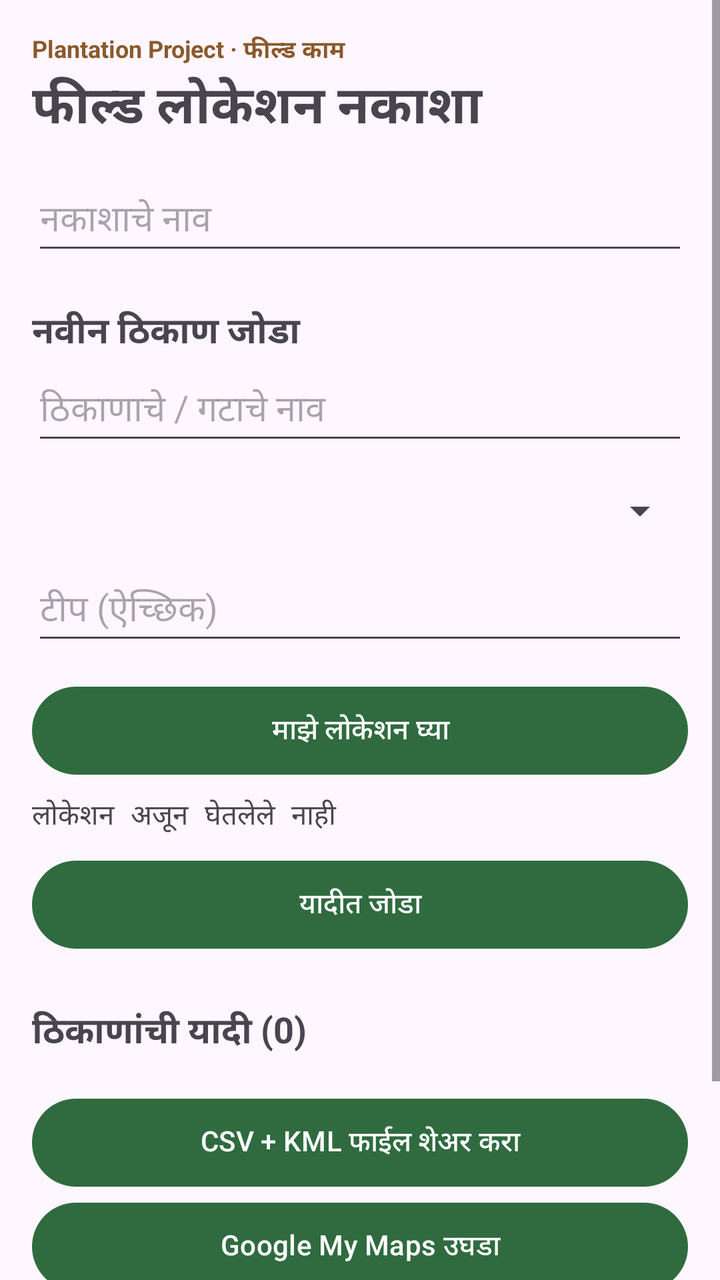
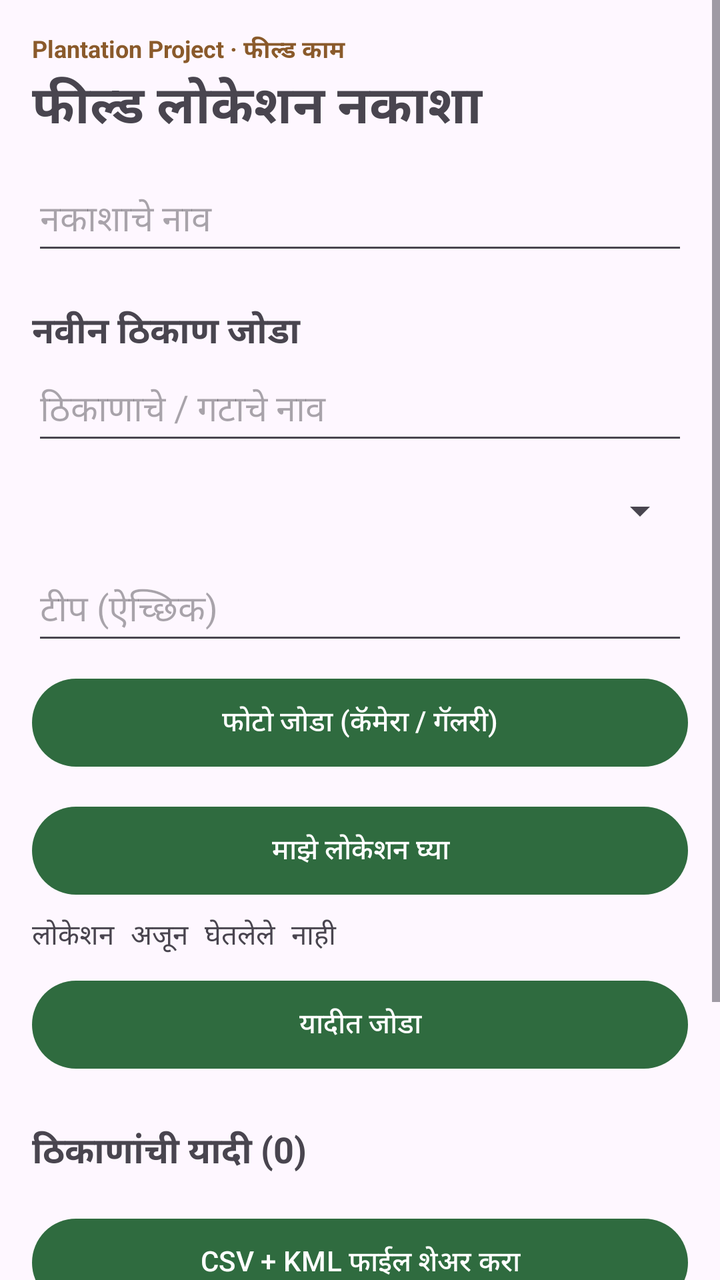

The first picture is an Android layout as it rendered before a commit; the second is the same layout after the commit. The layout source and the unified diff follow.
<!-- AndroidManifest.xml: application theme Theme.FieldMap -->
<!-- res/layout/activity_main.xml -->
<?xml version="1.0" encoding="utf-8"?>
<ScrollView xmlns:android="http://schemas.android.com/apk/res/android"
    android:layout_width="match_parent"
    android:layout_height="match_parent"
    android:fillViewport="true">

    <LinearLayout
        android:layout_width="match_parent"
        android:layout_height="wrap_content"
        android:orientation="vertical"
        android:padding="16dp">

        <TextView
            android:layout_width="wrap_content"
            android:layout_height="wrap_content"
            android:text="Plantation Project · फील्ड काम"
            android:textSize="12sp"
            android:textStyle="bold"
            android:textColor="#8A5A2B" />

        <TextView
            android:layout_width="match_parent"
            android:layout_height="wrap_content"
            android:text="फील्ड लोकेशन नकाशा"
            android:textSize="26sp"
            android:textStyle="bold" />

        <EditText
            android:id="@+id/etMapName"
            android:layout_width="match_parent"
            android:layout_height="wrap_content"
            android:layout_marginTop="12dp"
            android:hint="नकाशाचे नाव"
            android:inputType="text"
            android:minHeight="48dp" />

        <TextView
            android:layout_width="match_parent"
            android:layout_height="wrap_content"
            android:layout_marginTop="20dp"
            android:text="नवीन ठिकाण जोडा"
            android:textSize="18sp"
            android:textStyle="bold" />

        <EditText
            android:id="@+id/etName"
            android:layout_width="match_parent"
            android:layout_height="wrap_content"
            android:hint="ठिकाणाचे / गटाचे नाव"
            android:inputType="textCapSentences"
            android:minHeight="48dp" />

        <Spinner
            android:id="@+id/spCat"
            android:layout_width="match_parent"
            android:layout_height="wrap_content"
            android:layout_marginTop="4dp"
            android:minHeight="48dp" />

        <EditText
            android:id="@+id/etNote"
            android:layout_width="match_parent"
            android:layout_height="wrap_content"
            android:hint="टीप (ऐच्छिक)"
            android:inputType="textMultiLine|textCapSentences"
            android:minHeight="48dp" />

        <Button
            android:id="@+id/btnGps"
            android:layout_width="match_parent"
            android:layout_height="wrap_content"
            android:layout_marginTop="12dp"
            android:minHeight="52dp"
            android:text="माझे लोकेशन घ्या" />

        <TextView
            android:id="@+id/tvGps"
            android:layout_width="match_parent"
            android:layout_height="wrap_content"
            android:layout_marginTop="6dp"
            android:fontFamily="monospace"
            android:text="लोकेशन अजून घेतलेले नाही"
            android:textSize="14sp" />

        <Button
            android:id="@+id/btnSave"
            android:layout_width="match_parent"
            android:layout_height="wrap_content"
            android:layout_marginTop="8dp"
            android:minHeight="52dp"
            android:text="यादीत जोडा" />

        <TextView
            android:id="@+id/tvCount"
            android:layout_width="match_parent"
            android:layout_height="wrap_content"
            android:layout_marginTop="24dp"
            android:text="ठिकाणांची यादी (0)"
            android:textSize="18sp"
            android:textStyle="bold" />

        <LinearLayout
            android:id="@+id/llList"
            android:layout_width="match_parent"
            android:layout_height="wrap_content"
            android:orientation="vertical" />

        <Button
            android:id="@+id/btnExport"
            android:layout_width="match_parent"
            android:layout_height="wrap_content"
            android:layout_marginTop="16dp"
            android:minHeight="52dp"
            android:text="CSV + KML फाईल शेअर करा" />

        <Button
            android:id="@+id/btnMyMaps"
            android:layout_width="match_parent"
            android:layout_height="wrap_content"
            android:minHeight="52dp"
            android:text="Google My Maps उघडा" />

        <TextView
            android:layout_width="match_parent"
            android:layout_height="wrap_content"
            android:layout_marginTop="12dp"
            android:lineSpacingExtra="3dp"
            android:text="My Maps मध्ये: नवीन नकाशा तयार करा, Import दाबा, शेअर केलेली KML (किंवा CSV) फाईल निवडा. CSV साठी Latitude आणि Longitude हे स्तंभ निवडा. My Maps संगणकावर किंवा फोनच्या ब्राउझरमध्ये (Desktop site) उत्तम चालते."
            android:textSize="13sp" />
    </LinearLayout>
</ScrollView>
<!-- resources referenced by this layout -->
<resources>
  <style name="Theme.FieldMap" parent="Theme.Material3.DayNight.NoActionBar">
          <item name="colorPrimary">#2F6B3F</item>
          <item name="colorOnPrimary">#FFFFFF</item>
      </style>
</resources>

<!-- the commit's change to res/layout/activity_main.xml (unified diff, before → after) -->
@@ -66,6 +66,23 @@
             android:minHeight="48dp" />
 
         <Button
+            android:id="@+id/btnPhoto"
+            android:layout_width="match_parent"
+            android:layout_height="wrap_content"
+            android:layout_marginTop="8dp"
+            android:minHeight="52dp"
+            android:text="फोटो जोडा (कॅमेरा / गॅलरी)" />
+
+        <ImageView
+            android:id="@+id/ivPhoto"
+            android:layout_width="120dp"
+            android:layout_height="120dp"
+            android:layout_marginTop="6dp"
+            android:contentDescription="निवडलेला फोटो"
+            android:scaleType="centerCrop"
+            android:visibility="gone" />
+
+        <Button
             android:id="@+id/btnGps"
             android:layout_width="match_parent"
             android:layout_height="wrap_content"
